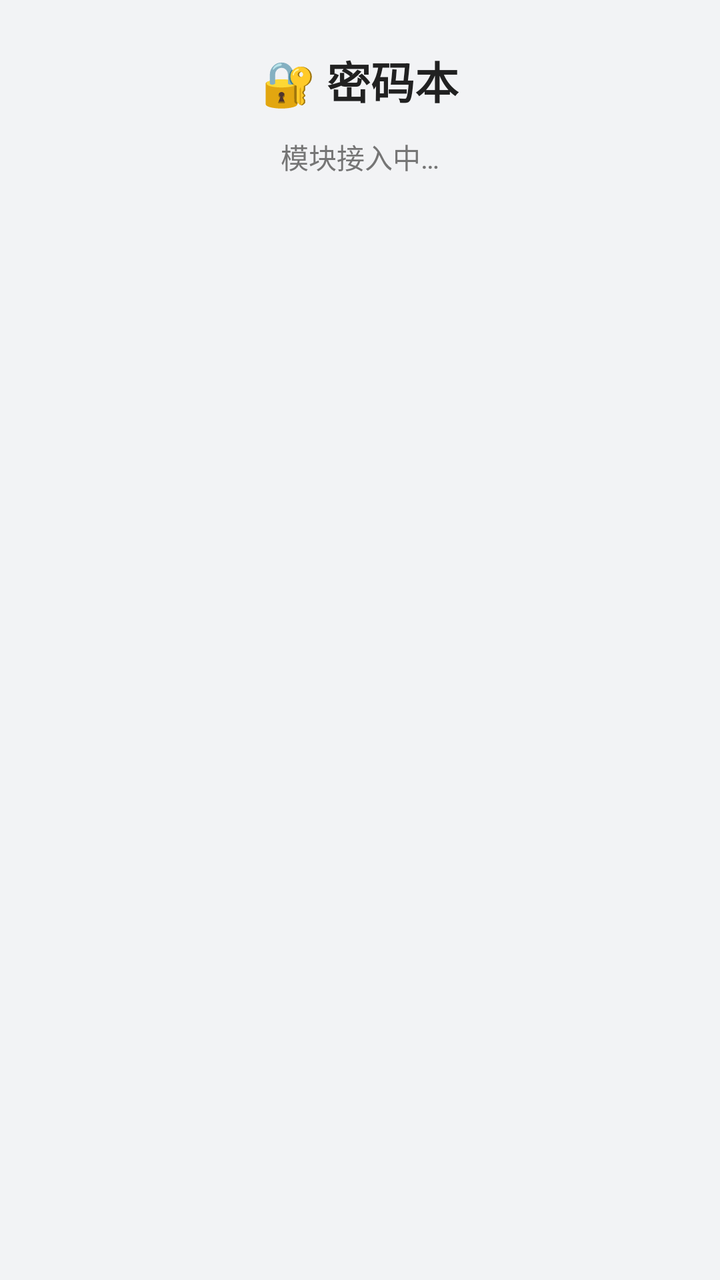
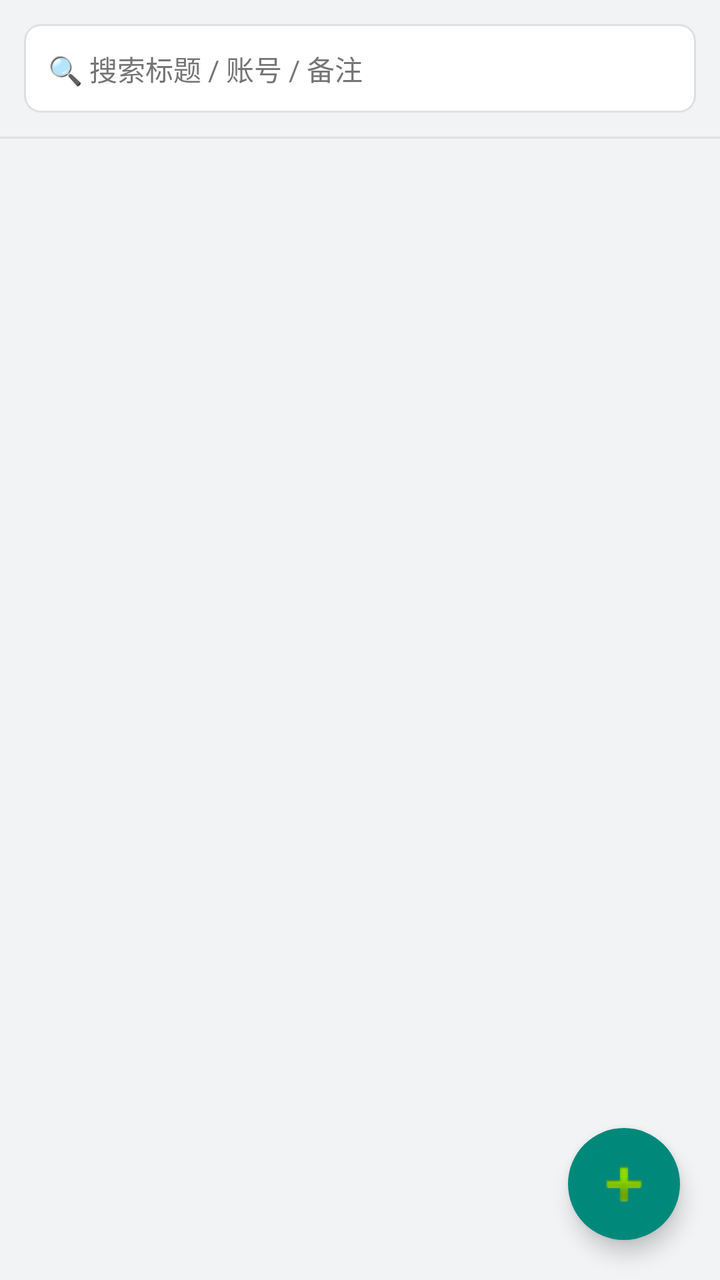

Screens rendered from an Android XML layout before and after an edit, with the pre-edit source and the edit as a unified diff.
<!-- AndroidManifest.xml: application theme Theme.Notes -->
<!-- res/layout/fragment_password.xml -->
<?xml version="1.0" encoding="utf-8"?>
<FrameLayout xmlns:android="http://schemas.android.com/apk/res/android"
    android:layout_width="match_parent"
    android:layout_height="match_parent"
    android:background="@color/bg">

    <LinearLayout
        android:layout_width="match_parent"
        android:layout_height="wrap_content"
        android:orientation="vertical"
        android:gravity="center"
        android:padding="24dp">

        <TextView
            android:layout_width="wrap_content"
            android:layout_height="wrap_content"
            android:text="🔐 密码本"
            android:textSize="22sp"
            android:textStyle="bold"
            android:textColor="@color/ink" />

        <TextView
            android:layout_width="wrap_content"
            android:layout_height="wrap_content"
            android:layout_marginTop="12dp"
            android:text="模块接入中…"
            android:textSize="14sp"
            android:textColor="@color/ink_sub" />
    </LinearLayout>
</FrameLayout>
<!-- resources referenced by this layout -->
<resources>
  <color name="bg">#F2F3F5</color>
  <color name="ink">#212121</color>
  <color name="ink_sub">#757575</color>
  <style name="Theme.Notes" parent="Theme.MaterialComponents.DayNight.NoActionBar">
          <item name="colorPrimary">@color/brand</item>
          <item name="colorPrimaryDark">@color/brand_dark</item>
          <item name="colorAccent">@color/brand</item>
          
          <item name="android:statusBarColor">@android:color/transparent</item>
          <item name="android:windowLightStatusBar">false</item>
          <item name="android:windowBackground">@color/bg</item>
      </style>
  <color name="brand">#00897B</color>
  <color name="brand_dark">#00695C</color>
</resources>

<!-- the commit's change to res/layout/fragment_password.xml (unified diff, before → after) -->
@@ -1,30 +1,69 @@
 <?xml version="1.0" encoding="utf-8"?>
-<FrameLayout xmlns:android="http://schemas.android.com/apk/res/android"
+<LinearLayout xmlns:android="http://schemas.android.com/apk/res/android"
     android:layout_width="match_parent"
     android:layout_height="match_parent"
+    android:orientation="vertical"
     android:background="@color/bg">
 
-    <LinearLayout
+    <EditText
+        android:id="@+id/etSearch"
         android:layout_width="match_parent"
         android:layout_height="wrap_content"
-        android:orientation="vertical"
-        android:gravity="center"
-        android:padding="24dp">
+        android:layout_margin="12dp"
+        android:padding="12dp"
+        android:hint="🔍 搜索标题 / 账号 / 备注"
+        android:textSize="14sp"
+        android:textColor="@color/ink"
+        android:textColorHint="@color/ink_sub"
+        android:background="@drawable/bg_search"
+        android:inputType="text"
+        android:imeOptions="actionSearch"
+        android:singleLine="true" />
+
+    <View
+        android:layout_width="match_parent"
+        android:layout_height="1dp"
+        android:background="@color/divider" />
+
+    <FrameLayout
+        android:layout_width="match_parent"
+        android:layout_height="0dp"
+        android:layout_weight="1">
+
+        <ScrollView
+            android:id="@+id/scrollPassword"
+            android:layout_width="match_parent"
+            android:layout_height="match_parent"
+            android:fillViewport="true">
+
+            <LinearLayout
+                android:id="@+id/containerPassword"
+                android:layout_width="match_parent"
+                android:layout_height="wrap_content"
+                android:orientation="vertical"
+                android:padding="8dp" />
+        </ScrollView>
 
         <TextView
+            android:id="@+id/tvEmpty"
             android:layout_width="wrap_content"
             android:layout_height="wrap_content"
-            android:text="🔐 密码本"
-            android:textSize="22sp"
-            android:textStyle="bold"
-            android:textColor="@color/ink" />
+            android:layout_gravity="center"
+            android:text="还没有保存任何账号\n点右下角 ＋ 新增"
+            android:textSize="14sp"
+            android:textColor="@color/ink_sub"
+            android:gravity="center"
+            android:visibility="gone" />
 
-        <TextView
-            android:layout_width="wrap_content"
-            android:layout_height="wrap_content"
-            android:layout_marginTop="12dp"
-            android:text="模块接入中…"
-            android:textSize="14sp"
-            android:textColor="@color/ink_sub" />
-    </LinearLayout>
-</FrameLayout>
+        <ImageButton
+            android:id="@+id/fabAdd"
+            android:layout_width="56dp"
+            android:layout_height="56dp"
+            android:layout_gravity="end|bottom"
+            android:layout_margin="20dp"
+            android:background="@drawable/bg_fab"
+            android:src="@android:drawable/ic_input_add"
+            android:contentDescription="@string/cd_add_password"
+            android:elevation="6dp" />
+    </FrameLayout>
+</LinearLayout>
<!-- resource entries referenced after the edit -->
@@ -1,8 +1,24 @@
 <!-- resources referenced by this layout -->
 <resources>
   <color name="bg">#F2F3F5</color>
+  <color name="divider">#E0E0E0</color>
   <color name="ink">#212121</color>
   <color name="ink_sub">#757575</color>
+  <!-- drawable bg_fab (drawable) -->
+  <?xml version="1.0" encoding="utf-8"?>
+  <shape xmlns:android="http://schemas.android.com/apk/res/android"
+      android:shape="oval">
+      <solid android:color="@color/brand" />
+  </shape>
+  <!-- drawable bg_search (drawable) -->
+  <?xml version="1.0" encoding="utf-8"?>
+  <shape xmlns:android="http://schemas.android.com/apk/res/android"
+      android:shape="rectangle">
+      <solid android:color="@color/surface" />
+      <corners android:radius="8dp" />
+      <stroke android:width="1dp" android:color="@color/divider" />
+  </shape>
+  <string name="cd_add_password">新增密码</string>
   <style name="Theme.Notes" parent="Theme.MaterialComponents.DayNight.NoActionBar">
           <item name="colorPrimary">@color/brand</item>
           <item name="colorPrimaryDark">@color/brand_dark</item>
@@ -13,6 +29,7 @@
           <item name="android:windowBackground">@color/bg</item>
       </style>
   <color name="brand">#00897B</color>
+  <color name="surface">#FFFFFF</color>
   <color name="brand_dark">#00695C</color>
 </resources>
 
